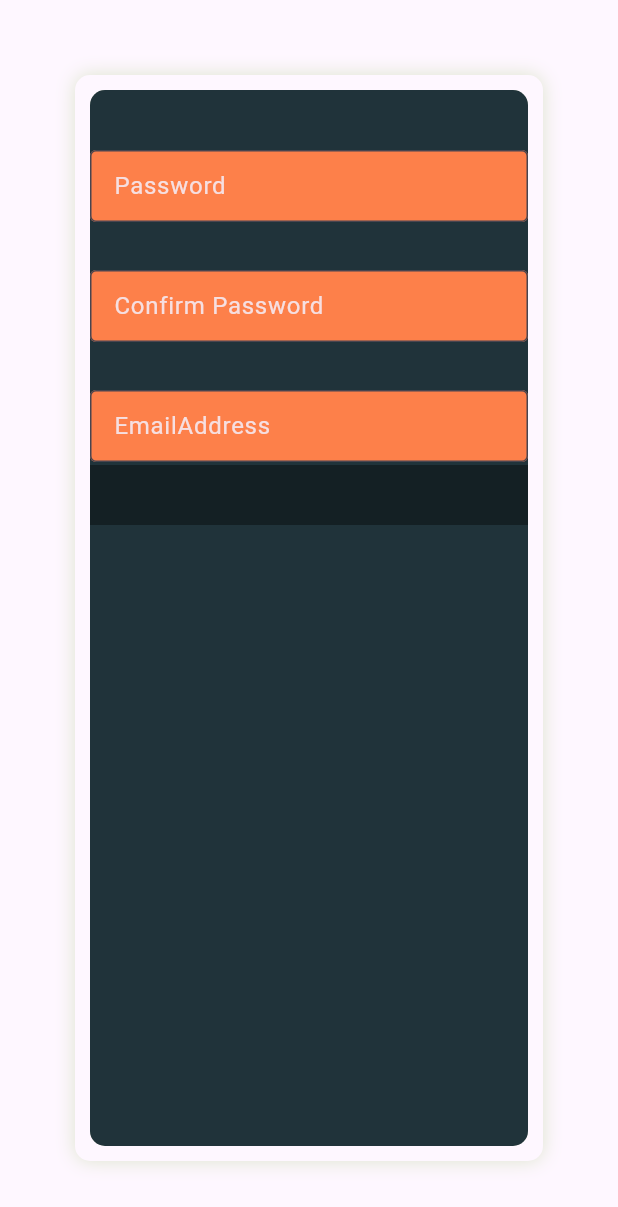
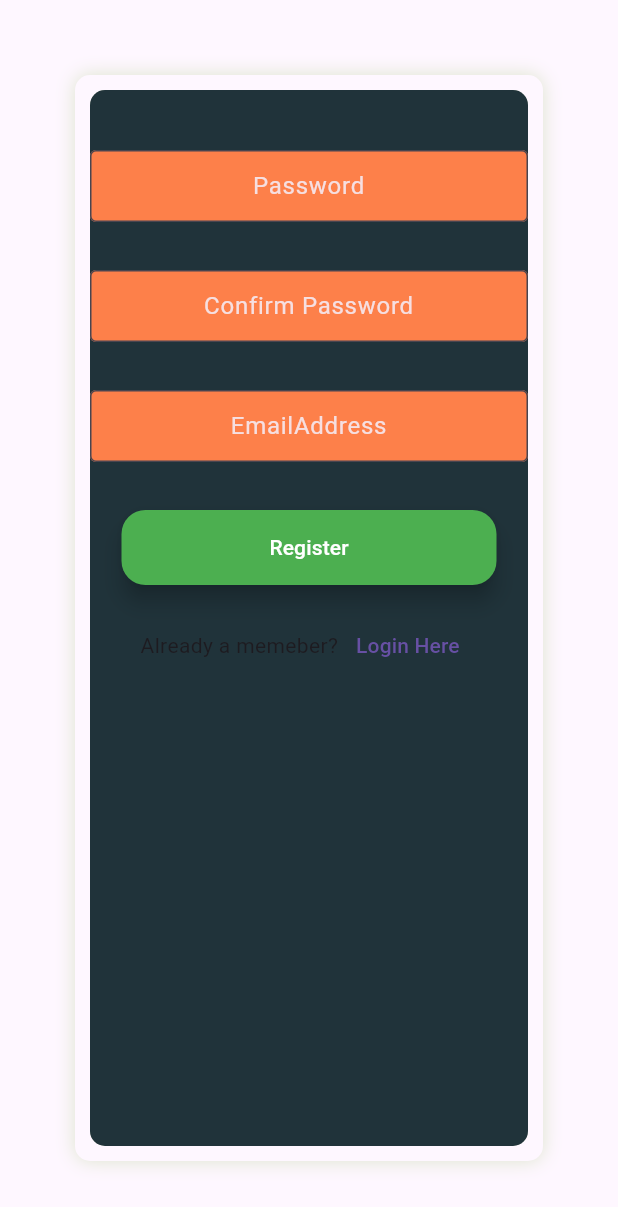
Before and after one commit to 102208999/list, a Flutter app: the screen it shows after launch, on a phone screen of 412 x 824 dp. Shown: the top 1207 px of the screen. Run offline on Flutter 3.47's test engine with Material 3 defaults, Android fonts, the phone set to English and light mode, and no system bars.

Commit message:
register

```diff
--- a/lib/project.dart
+++ b/lib/project.dart
@@ -46,10 +46,37 @@ class MyWidget extends StatelessWidget {
                 padding: const EdgeInsets.only(top: 30),
                 child: Draw(label: "EmailAddress"),
               ),
-              Container(
-                height: 40,
-                width: 500,
-                color: Colors.black38,
+              SizedBox(
+                height: 80,
+                width: 250,
+                child: Padding(
+                  padding: const EdgeInsets.only(top: 30),
+                  child: FloatingActionButton(
+                    backgroundColor: const Color.fromRGBO(76, 175, 80, 1),
+                    child: Text(
+                      "Register",
+                      style: TextStyle(color: Colors.white),
+                    ),
+                    onPressed: () {},
+                  ),
+                ),
+              ),
+              SizedBox(
+                height: 15,
+              ),
+              SizedBox(
+                height: 50,
+                width: 350,
+                child: Row(
+                  mainAxisAlignment: MainAxisAlignment.center,
+                  children: [
+                    Text("Already a memeber?"),
+                    TextButton(
+                      child: Text("Login Here"),
+                      onPressed: () {},
+                    )
+                  ],
+                ),
               ),
             ]),
           ),
@@ -75,6 +102,7 @@ class _DrawState extends State<Draw> {
       height: 50,
       width: 300,
       child: TextField(
+        textAlign: TextAlign.center,
         decoration: InputDecoration(
             filled: true,
             isDense: true,
```
